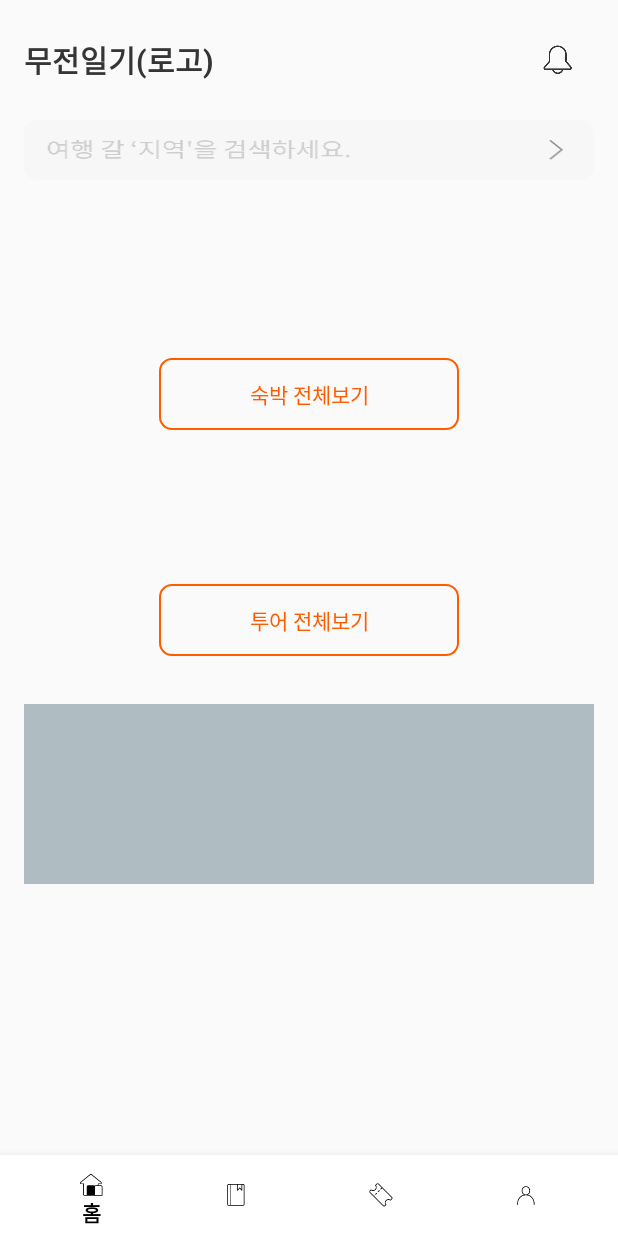
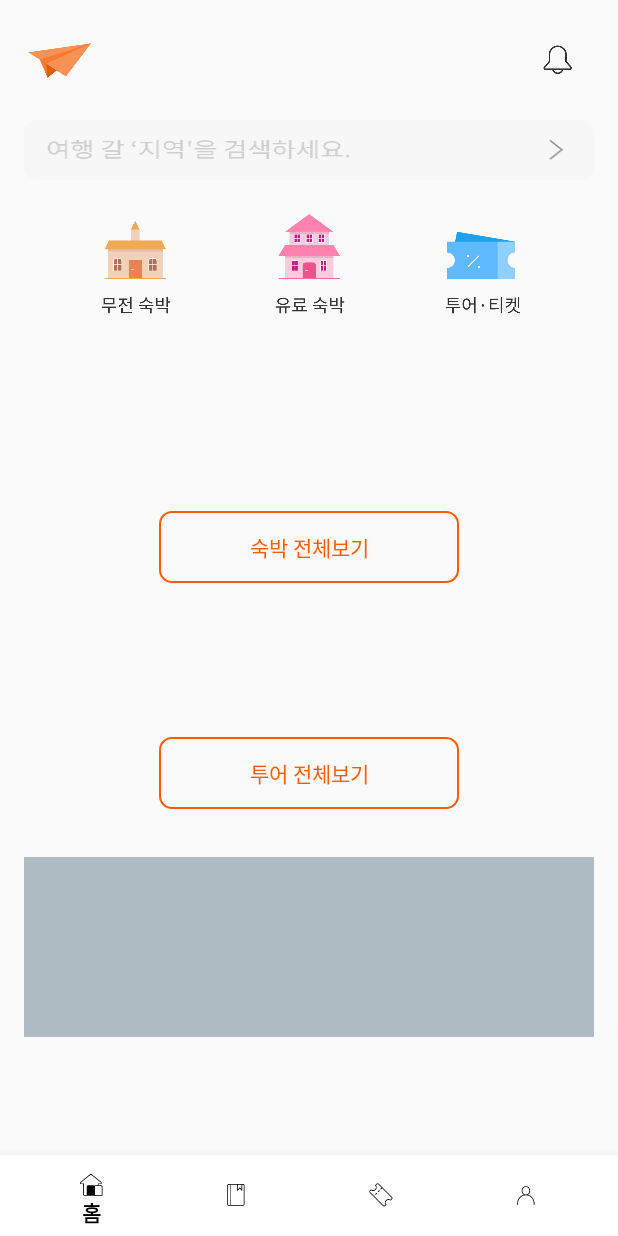
Before and after one commit to mtjin/NoMoneyTrip, an Android app: the screen it shows after launch (MainActivity), on a phone screen of 412 x 824 dp. Run offline under Robolectric (Android 15) with nearby library versions, the phone set to English and light mode, and no system bars; our stand-ins replace RxJava, data binding, navigation-ui; libraries missing offline, so code that uses them is left out: com.skt.

Commit message:
[res, layout] revise fragment_home.xml design

```diff
--- a/NoMoneyTrip/app/src/main/res/layout/fragment_home.xml
+++ b/NoMoneyTrip/app/src/main/res/layout/fragment_home.xml
@@ -17,32 +17,20 @@
             android:layout_height="wrap_content">
 
 
-            <androidx.appcompat.widget.LinearLayoutCompat
-                android:id="@+id/ll_app_title"
-                android:layout_width="match_parent"
+            <androidx.appcompat.widget.AppCompatImageView
+                android:id="@+id/iv_app_logo"
+                android:layout_width="wrap_content"
                 android:layout_height="wrap_content"
-                android:orientation="horizontal"
+                app:layout_constraintStart_toStartOf="parent"
+                app:layout_constraintTop_toTopOf="parent"
+                app:srcCompat="@drawable/logo" />
+
+            <androidx.appcompat.widget.AppCompatImageView
+                android:layout_width="wrap_content"
+                android:layout_height="wrap_content"
+                android:src="@drawable/ic_alarm_1"
                 app:layout_constraintEnd_toEndOf="parent"
-                app:layout_constraintStart_toStartOf="parent"
-                app:layout_constraintTop_toTopOf="parent">
-
-                <TextView
-                    android:id="@+id/tv_app_title"
-                    android:layout_width="0dp"
-                    android:layout_height="wrap_content"
-                    android:layout_gravity="start|center_vertical"
-                    android:layout_weight="1"
-                    android:text="무전일기(로고)"
-                    android:textColor="@color/colorWhiteBlack"
-                    android:textSize="20sp"
-                    android:textStyle="bold" />
-
-                <androidx.appcompat.widget.AppCompatImageView
-                    android:layout_width="wrap_content"
-                    android:layout_height="wrap_content"
-                    android:layout_gravity="end"
-                    android:src="@drawable/ic_alarm_1" />
-            </androidx.appcompat.widget.LinearLayoutCompat>
+                app:layout_constraintTop_toTopOf="parent" />
 
             <androidx.appcompat.widget.AppCompatImageView
                 android:id="@+id/iv_search"
@@ -52,7 +40,36 @@
                 android:layout_marginBottom="12dp"
                 android:background="@drawable/bg_search_button"
                 android:drawableEnd="@drawable/ic_search_gray_24dp"
-                app:layout_constraintTop_toBottomOf="@id/ll_app_title" />
+                app:layout_constraintTop_toBottomOf="@id/iv_app_logo" />
+
+            <androidx.appcompat.widget.AppCompatImageView
+                android:id="@+id/iv_component_1"
+                android:layout_width="wrap_content"
+                android:layout_height="wrap_content"
+                android:layout_marginTop="20dp"
+                app:layout_constraintEnd_toStartOf="@id/iv_component_2"
+                app:layout_constraintStart_toStartOf="parent"
+                app:layout_constraintTop_toBottomOf="@id/iv_search"
+                app:srcCompat="@drawable/component_1" />
+
+            <androidx.appcompat.widget.AppCompatImageView
+                android:id="@+id/iv_component_2"
+                android:layout_width="wrap_content"
+                android:layout_height="wrap_content"
+                app:layout_constraintEnd_toStartOf="@id/iv_component_3"
+                app:layout_constraintStart_toEndOf="@id/iv_component_1"
+                app:layout_constraintTop_toBottomOf="@id/iv_search"
+                app:layout_constraintTop_toTopOf="@id/iv_component_1"
+                app:srcCompat="@drawable/component_2" />
+
+            <androidx.appcompat.widget.AppCompatImageView
+                android:id="@+id/iv_component_3"
+                android:layout_width="wrap_content"
+                android:layout_height="wrap_content"
+                app:layout_constraintEnd_toEndOf="parent"
+                app:layout_constraintStart_toEndOf="@+id/iv_component_2"
+                app:layout_constraintTop_toTopOf="@id/iv_component_1"
+                app:srcCompat="@drawable/component_3" />
 
 
             <androidx.viewpager2.widget.ViewPager2
@@ -61,7 +78,7 @@
                 android:layout_height="wrap_content"
                 android:layout_marginTop="16dp"
                 android:orientation="horizontal"
-                app:layout_constraintTop_toBottomOf="@id/iv_search" />
+                app:layout_constraintTop_toBottomOf="@id/iv_component_1" />
 
             <TextView
                 android:id="@+id/tv_farming_tour"
@@ -73,7 +90,7 @@
                 android:textStyle="bold"
                 app:layout_constraintStart_toStartOf="@id/iv_search"
                 app:layout_constraintTop_toBottomOf="@id/vp_viewpager"
-                tools:text="농사 짓고 무전여행 어떄요?" />
+                tools:text="숙박비는 열정으로" />
 
             <androidx.recyclerview.widget.RecyclerView
                 android:id="@+id/rv_farming_tours"
@@ -110,7 +127,7 @@
                 android:textStyle="bold"
                 app:layout_constraintStart_toStartOf="@id/iv_search"
                 app:layout_constraintTop_toBottomOf="@id/btn_view_all_lodgment"
-                tools:text="여행의 재미를 더해줄 프로그램" />
+                tools:text="일일 농부 체험" />
 
             <androidx.recyclerview.widget.RecyclerView
                 android:id="@+id/rv_more_funs"
```
